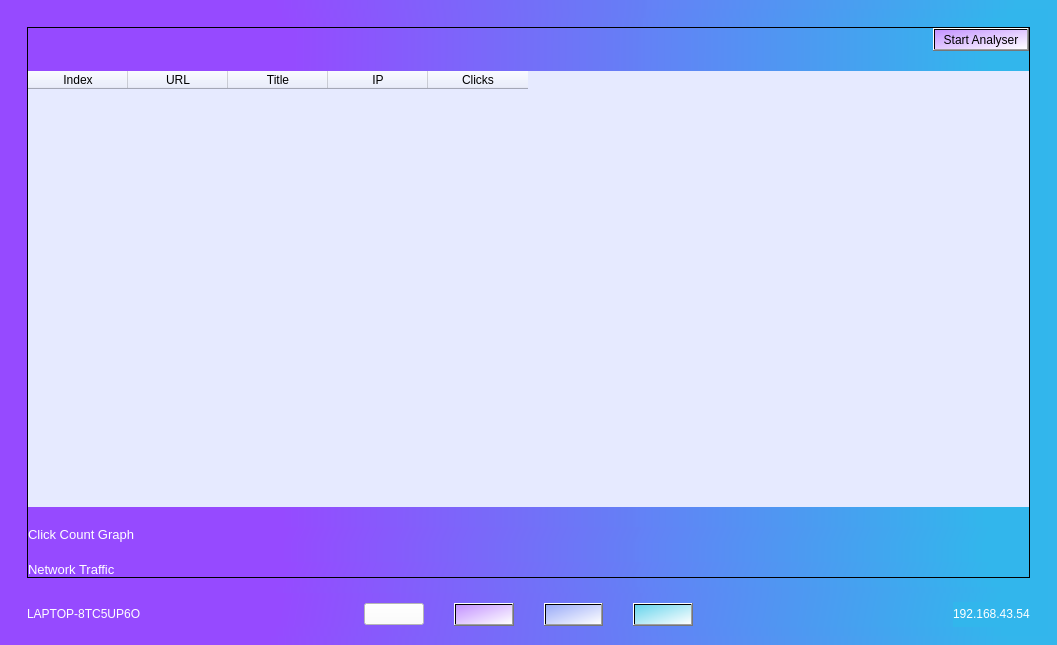
MoonPengu/WebScrapper, file src/designs/mainWindow.ui: the form before one commit.
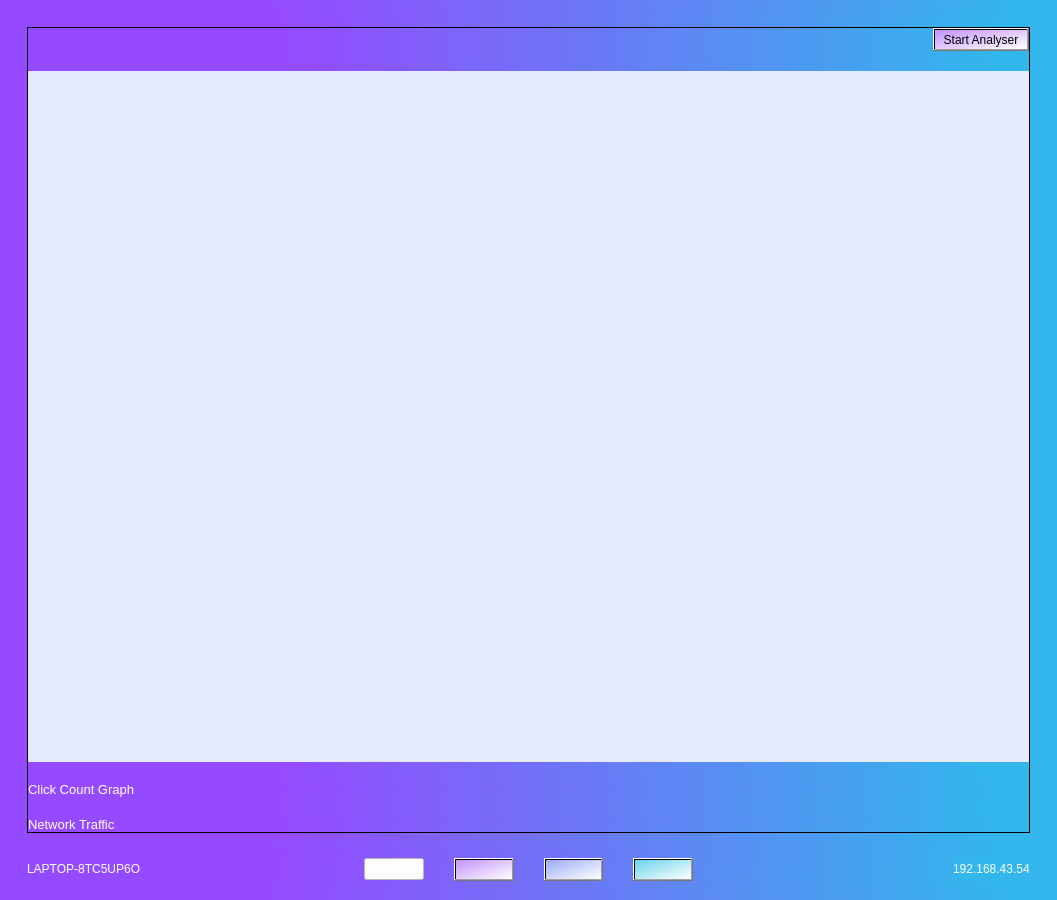
The form after the commit. The open tabs and pages were chosen to show the change. Icons and pictures are not drawn.

```diff
--- a/src/designs/mainWindow.ui
+++ b/src/designs/mainWindow.ui
@@ -7,13 +7,13 @@
     <x>0</x>
     <y>0</y>
     <width>1057</width>
-    <height>645</height>
+    <height>900</height>
    </rect>
   </property>
   <property name="minimumSize">
    <size>
     <width>800</width>
-    <height>600</height>
+    <height>900</height>
    </size>
   </property>
   <property name="maximumSize">
@@ -578,7 +578,7 @@
                 <property name="minimumSize">
                  <size>
                   <width>0</width>
-                  <height>250</height>
+                  <height>220</height>
                  </size>
                 </property>
                 <property name="maximumSize">
@@ -594,7 +594,7 @@
                  <enum>QFrame::NoFrame</enum>
                 </property>
                 <attribute name="horizontalHeaderVisible">
-                 <bool>true</bool>
+                 <bool>false</bool>
                 </attribute>
                 <attribute name="verticalHeaderVisible">
                  <bool>false</bool>
```
Left out of the diff: 6 changed lines with no effect on the pictures.
